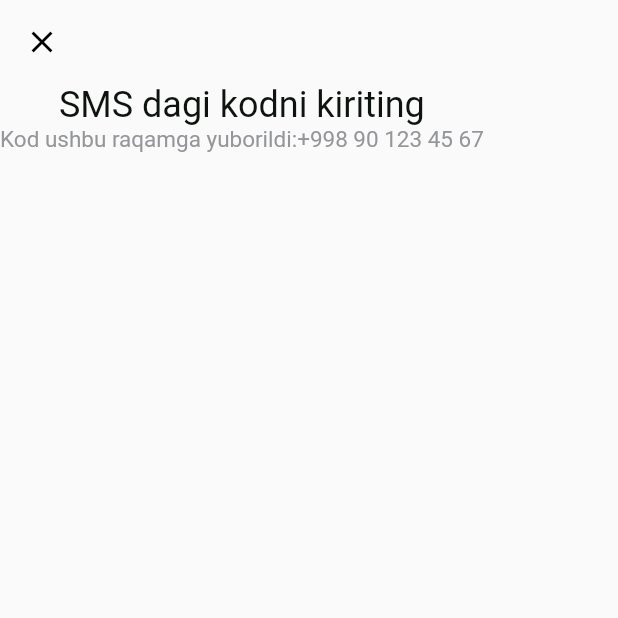
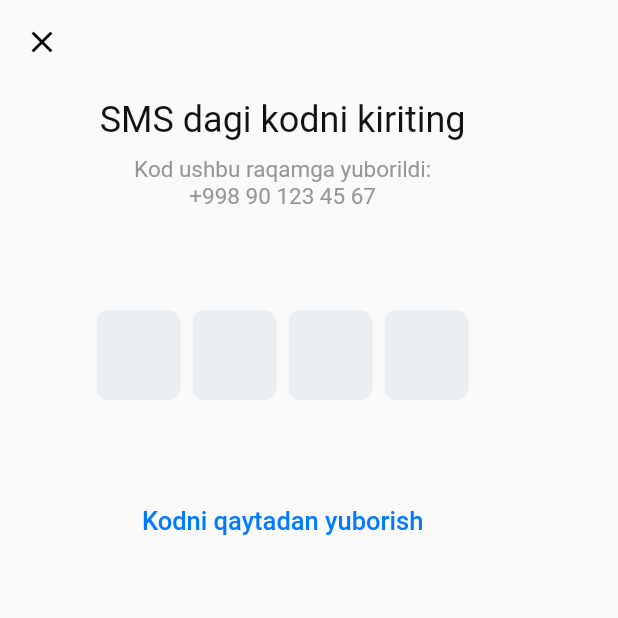
Before and after one commit to shohjahon-shodmonov/halalfarm, a Flutter app: the SmsValidationScreen screen opened by its route, on a phone screen of 412 x 824 dp, the top half of it. Run offline on Flutter 3.47's test engine with Material 2 defaults, Android fonts, the phone set to English and light mode, and no system bars; drawn by our look-alikes of pinput.

Commit message:
a'zolik tariflari

```diff
--- a/lib/constants/const.dart
+++ b/lib/constants/const.dart
@@ -6,8 +6,16 @@ class ColorConstants {
   static const Color kDisabledColor = Color(0xFFCFD0CF);
   static const Color langSelectBgColor = Color(0xFFF2F1F7);
   static const Color textColorDark100 = Color(0xFF0E130F);
+  static const Color textColorDark70 = Color(0xFF565A57);
   static const Color textColorGreyDark = Color(0xFF959699);
-  static const Color kScaffoldBackground = Color(0xFFFFFFFF);
+  static const Color kScaffoldBackgroundPrimary = Color(0xFFFFFFFF);
+  static const Color kBlueColor = Color(0xFF007AFF);
+
+  // tariflar
+  static const Color textColorPurpleInTarifs = Color(0xFF7719D6);
+  static const Color textColorDarkInTarifCost = Color(0xFF120949);
+  static const Color textColorDark80 = Color(0xFF3E423F);
+  static const Color textColorDark90 = Color(0xFF262B27);
 }
 
 class Constants {
--- a/lib/router/myrouter.dart
+++ b/lib/router/myrouter.dart
@@ -7,6 +7,7 @@ import 'package:halolfarm/screens/boarding_screens/onboarding1.dart';
 import 'package:halolfarm/screens/home_screen/home_screen.dart';
 import 'package:halolfarm/screens/initial_screen/initial_screen.dart';
 import 'package:halolfarm/screens/language_select/language_select_screen.dart';
+import 'package:halolfarm/screens/membership/membership_tarifs.dart';
 import 'package:halolfarm/screens/splash_screen/splash_screen.dart';
 
 class RouteGenerator {
@@ -26,11 +27,13 @@ class RouteGenerator {
       case "/sign":
         return MaterialPageRoute(builder: (_) => const Sign());
       case "/signUp":
-        return MaterialPageRoute(builder: (_) => SignUpScreen());
+        return MaterialPageRoute(builder: (_) => const SignUpScreen());
       case "/smsValid":
         return MaterialPageRoute(builder: (_) => const SmsValidationScreen());
       case "/signIn":
         return MaterialPageRoute(builder: (_) => const SignInScreen());
+      case "/membership":
+        return MaterialPageRoute(builder: (_) => const MembershipTarifs());
     }
     return null;
   }
--- a/lib/screens/authentication_pages/auth_components/sign_up_appbar.dart
+++ b/lib/screens/authentication_pages/auth_components/sign_up_appbar.dart
@@ -1,4 +1,5 @@
 import 'package:flutter/material.dart';
+import 'package:halolfarm/constants/const.dart';
 
 class SignUpAppBar extends StatelessWidget {
   const SignUpAppBar({Key? key}) : super(key: key);
@@ -8,7 +9,7 @@ class SignUpAppBar extends StatelessWidget {
     return Row(
       children: [
         TextButton(
-          style: TextButton.styleFrom(primary: Colors.blue),
+          style: TextButton.styleFrom(primary: ColorConstants.kBlueColor),
           onPressed: () {
             Navigator.pop(context);
           },
--- a/lib/screens/authentication_pages/signup_screen/signup_components/input_decoration.dart
+++ b/lib/screens/authentication_pages/signup_screen/signup_components/input_decoration.dart
@@ -3,8 +3,9 @@ import 'package:flutter/material.dart';
 class MyInputDecor {
   static InputDecoration myTextFormField(String text) {
     return InputDecoration(
+      label: Text(text),
       hintText: text,
-      hintStyle: TextStyle(
+      hintStyle: const TextStyle(
         fontSize: 16,
         color: Color(0xFF565A57),
       ),
--- /dev/null
+++ b/lib/screens/authentication_pages/sms_valid/sms_valid_components/sms_valid_texts.dart
@@ -0,0 +1,47 @@
+import 'package:flutter/material.dart';
+import 'package:halolfarm/constants/const.dart';
+import 'package:halolfarm/core/components/size_config.dart';
+
+class SmsValidTexts extends StatelessWidget {
+  SmsValidTexts({
+    Key? key,
+  }) : super(key: key);
+
+  String codeSentNumber = "+998 90 123 45 67";
+
+  @override
+  Widget build(BuildContext context) {
+    return SizedBox(
+      height: getProportionScreenHeight(76),
+      width: getProportionScreenWidth(343),
+      child: Column(
+        crossAxisAlignment: CrossAxisAlignment.center,
+        mainAxisAlignment: MainAxisAlignment.start,
+        children: [
+          Padding(
+            padding: const EdgeInsets.all(10.0),
+            child: Text(
+              "SMS dagi kodni kiriting",
+              style: TextStyle(
+                  color: ColorConstants.textColorDark100, fontSize: 24),
+            ),
+          ),
+          Text(
+            "Kod ushbu raqamga yuborildi:",
+            style: TextStyle(
+              color: ColorConstants.textColorGreyDark,
+              fontSize: 15,
+            ),
+          ),
+          Text(
+            codeSentNumber,
+            style: TextStyle(
+              color: ColorConstants.textColorGreyDark,
+              fontSize: 15,
+            ),
+          ),
+        ],
+      ),
+    );
+  }
+}
--- a/lib/screens/authentication_pages/sms_valid/sms_validation.dart
+++ b/lib/screens/authentication_pages/sms_valid/sms_validation.dart
@@ -1,41 +1,77 @@
 import 'package:flutter/material.dart';
 import 'package:halolfarm/constants/const.dart';
 import 'package:halolfarm/core/components/size_config.dart';
+import 'package:halolfarm/screens/authentication_pages/sms_valid/sms_valid_components/sms_valid_texts.dart';
 import 'package:pinput/pinput.dart';
 
-class SmsValidationScreen extends StatelessWidget {
+class SmsValidationScreen extends StatefulWidget {
   const SmsValidationScreen({Key? key}) : super(key: key);
+
+  @override
+  State<SmsValidationScreen> createState() => _SmsValidationScreenState();
+}
+
+class _SmsValidationScreenState extends State<SmsValidationScreen> {
+  final _formKey = GlobalKey<FormState>();
+
+  final TextEditingController _pinputController = TextEditingController();
 
   @override
   Widget build(BuildContext context) {
     SizeConfig().init(context);
     return Scaffold(
       appBar: AppBar(
-        backgroundColor: Color.fromRGBO(0, 0, 0, 0),
+        backgroundColor: Colors.transparent,
         elevation: 0,
-        iconTheme: IconThemeData(color: Colors.black),
+        iconTheme: const IconThemeData(color: Colors.black),
         leading: IconButton(
-          icon: Icon(Icons.close),
+          icon: const Icon(Icons.close),
           onPressed: () {
             Navigator.pop(context);
           },
         ),
       ),
       body: Column(
+        mainAxisAlignment: MainAxisAlignment.start,
         crossAxisAlignment: CrossAxisAlignment.center,
         children: [
-          Text(
-            "SMS dagi kodni kiriting",
-            style:
-                TextStyle(color: ColorConstants.textColorDark100, fontSize: 24),
+          SmsValidTexts(),
+          Form(
+            key: _formKey,
+            child: Padding(
+              padding:
+                  EdgeInsets.symmetric(vertical: getProportionScreenHeight(46)),
+              child: Pinput(
+                length: 4,
+                pinAnimationType: PinAnimationType.slide,
+                controller: _pinputController,
+                //focusNode: focusNode,
+                //defaultPinTheme: SmsValidatorThemes.defaultPinTheme,
+                showCursor: true,
+                //cursor: SmsValidatorThemes.cursor,
+                //preFilledWidget: SmsValidatorThemes.preFilledWidget,
+                errorText: "Kod xato kiritildi",
+                errorTextStyle: const TextStyle(
+                  color: Colors.grey,
+                ),
+                //errorPinTheme: SmsValidatorThemes.errorTheme,
+                onCompleted: (v) {
+                  Navigator.pushNamedAndRemoveUntil(
+                      context, '/membership', (route) => false);
+                },
+              ),
+            ),
           ),
-          Text(
-            "Kod ushbu raqamga yuborildi:+998 90 123 45 67",
-            style: TextStyle(
-              color: ColorConstants.textColorGreyDark,
-              fontSize: 15,
+          TextButton(
+            onPressed: () {},
+            child: const Text(
+              "Kodni qaytadan yuborish",
+              style: TextStyle(
+                color: ColorConstants.kBlueColor,
+                fontSize: 17,
+              ),
             ),
-          )
+          ),
         ],
       ),
     );
```
Also changed, not shown: lib/core/data/local/local_data.dart (added, +30 -0 lines), lib/screens/authentication_pages/sign_in/sign_in_screen.dart (+68 -4 lines), lib/screens/initial_screen/initial_screen.dart (+11 -3 lines), lib/screens/membership/membership_tarifs.dart (added, +33 -0 lines), lib/screens/membership/tarif_components/tarif_container.dart (added, +74 -0 lines), lib/screens/membership/tarif_components/tarif_header.dart (added, +45 -0 lines), lib/screens/membership/tarif_components/tarif_qulayliklari.dart (added, +46 -0 lines), assets/icons/circle-check.png (added).
